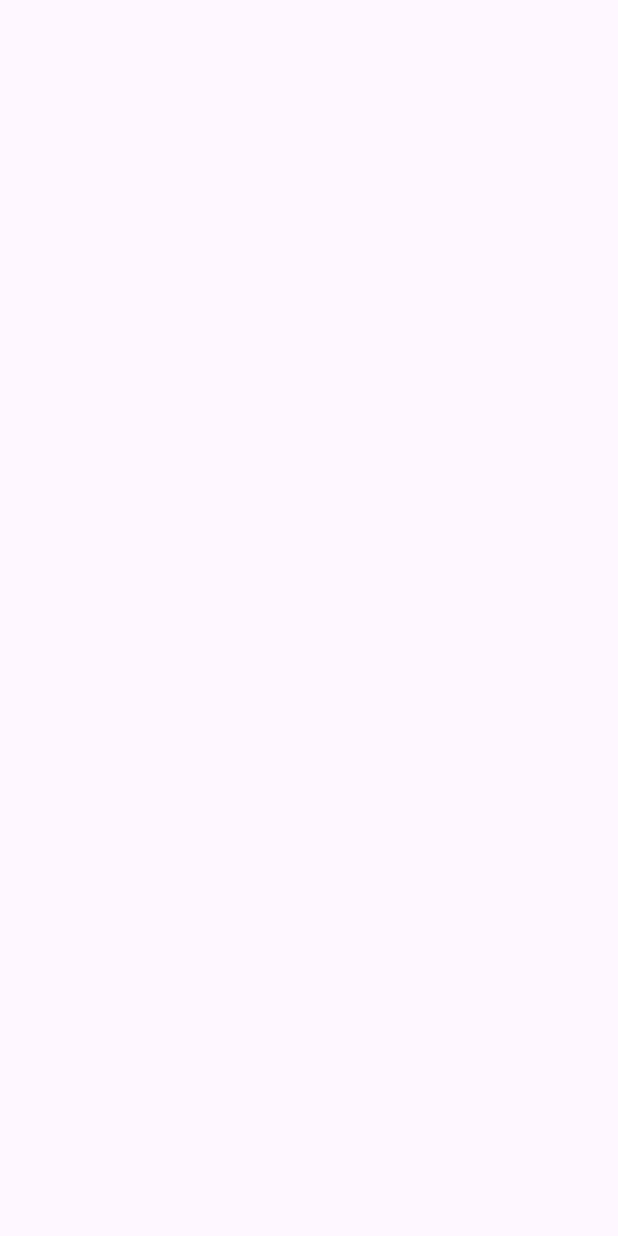
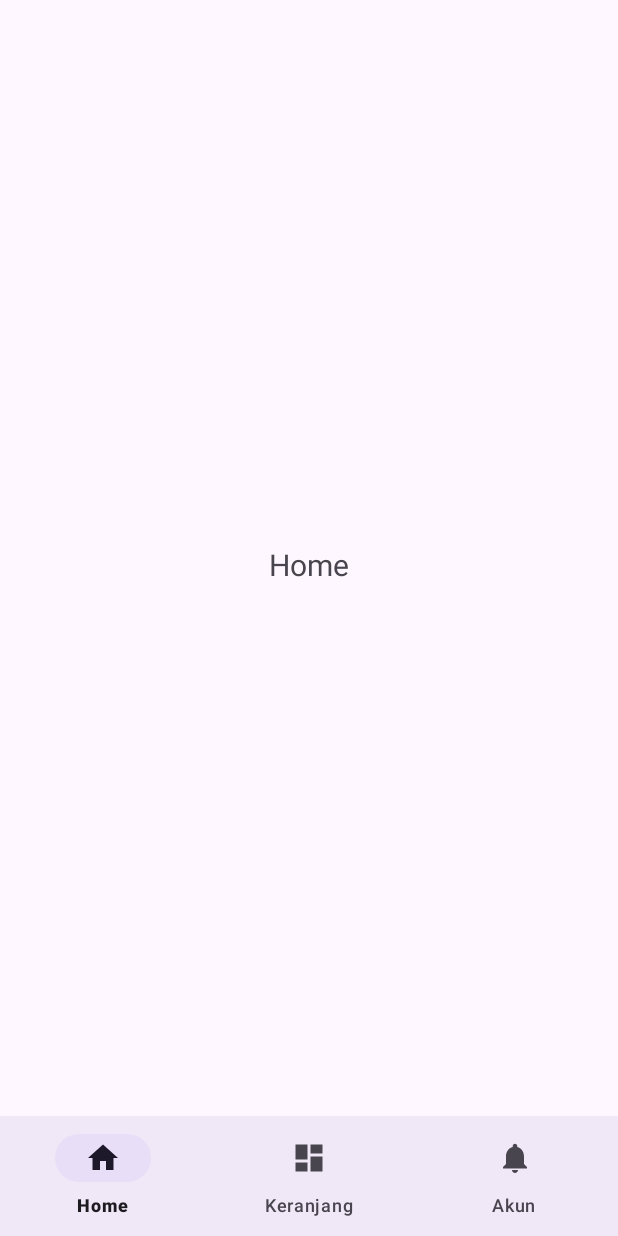
Before and after one commit to alulstack/JaknotAndroid, an Android app: the screen it shows after launch (MainActivity), on a phone screen of 412 x 824 dp. Before the commit the screen is empty. Run offline under Robolectric (Android 15) with nearby library versions, the phone set to English and light mode, and no system bars; 4 statements that could not run were skipped.

Commit message:
add fragment home,akun dan keranjang

```diff
--- a/app/src/main/AndroidManifest.xml
+++ b/app/src/main/AndroidManifest.xml
@@ -13,6 +13,10 @@
         android:theme="@style/Theme.TokoOnline"
         tools:targetApi="31">
         <activity
+            android:name=".activity.Main2Activity"
+            android:exported="false"
+            android:label="@string/title_activity_main2" />
+        <activity
             android:name=".MainActivity"
             android:exported="true">
             <intent-filter>
--- a/app/src/main/java/com/example/tokoonline/MainActivity.kt
+++ b/app/src/main/java/com/example/tokoonline/MainActivity.kt
@@ -2,10 +2,28 @@ package com.example.tokoonline
 
 import androidx.appcompat.app.AppCompatActivity
 import android.os.Bundle
+import androidx.fragment.app.Fragment
+import androidx.fragment.app.FragmentManager
+import com.example.tokoonline.fragment.AkunFragment
+import com.example.tokoonline.fragment.HomeFragment
+import com.example.tokoonline.fragment.KeranjangFragment
 
 class MainActivity : AppCompatActivity() {
+
+    val fragmentHome: Fragment = HomeFragment()
+    val fragmentAkun: Fragment = AkunFragment()
+    val fragmentKeranjang: Fragment = KeranjangFragment()
+    val fm: FragmentManager = supportFragmentManager
+    var active : Fragment = fragmentHome
+
     override fun onCreate(savedInstanceState: Bundle?) {
         super.onCreate(savedInstanceState)
         setContentView(R.layout.activity_main)
+
+        fm.beginTransaction().add(R.id.container, fragmentHome).show(fragmentHome).commit()
+        fm.beginTransaction().add(R.id.container, fragmentAkun).hide(fragmentAkun).commit()
+        fm.beginTransaction().add(R.id.container, fragmentKeranjang).hide(fragmentKeranjang).commit()
+
+
     }
 }
--- /dev/null
+++ b/app/src/main/java/com/example/tokoonline/fragment/HomeFragment.kt
@@ -0,0 +1,60 @@
+package com.example.tokoonline.fragment
+
+import android.os.Bundle
+import androidx.fragment.app.Fragment
+import android.view.LayoutInflater
+import android.view.View
+import android.view.ViewGroup
+import com.example.tokoonline.R
+
+// TODO: Rename parameter arguments, choose names that match
+// the fragment initialization parameters, e.g. ARG_ITEM_NUMBER
+const val ARG_PARAM1 = "param1"
+const val ARG_PARAM2 = "param2"
+
+/**
+ * A simple [Fragment] subclass.
+ * Use the [HomeFragment.newInstance] factory method to
+ * create an instance of this fragment.
+ */
+class HomeFragment : Fragment() {
+    // TODO: Rename and change types of parameters
+    private var param1: String? = null
+    private var param2: String? = null
+
+    override fun onCreate(savedInstanceState: Bundle?) {
+        super.onCreate(savedInstanceState)
+        arguments?.let {
+            param1 = it.getString(ARG_PARAM1)
+            param2 = it.getString(ARG_PARAM2)
+        }
+    }
+
+    override fun onCreateView(
+        inflater: LayoutInflater, container: ViewGroup?,
+        savedInstanceState: Bundle?
+    ): View? {
+        // Inflate the layout for this fragment
+        return inflater.inflate(R.layout.fragment_home, container, false)
+    }
+
+    companion object {
+        /**
+         * Use this factory method to create a new instance of
+         * this fragment using the provided parameters.
+         *
+         * @param param1 Parameter 1.
+         * @param param2 Parameter 2.
+         * @return A new instance of fragment HomeFragment.
+         */
+        // TODO: Rename and change types and number of parameters
+        @JvmStatic
+        fun newInstance(param1: String, param2: String) =
+            HomeFragment().apply {
+                arguments = Bundle().apply {
+                    putString(ARG_PARAM1, param1)
+                    putString(ARG_PARAM2, param2)
+                }
+            }
+    }
+}
--- /dev/null
+++ b/app/src/main/res/drawable/ic_dashboard_black_24dp.xml
@@ -0,0 +1,9 @@
+<vector xmlns:android="http://schemas.android.com/apk/res/android"
+    android:width="24dp"
+    android:height="24dp"
+    android:viewportWidth="24.0"
+    android:viewportHeight="24.0">
+    <path
+        android:fillColor="#FF000000"
+        android:pathData="M3,13h8L11,3L3,3v10zM3,21h8v-6L3,15v6zM13,21h8L21,11h-8v10zM13,3v6h8L21,3h-8z" />
+</vector>
--- /dev/null
+++ b/app/src/main/res/drawable/ic_home_black_24dp.xml
@@ -0,0 +1,9 @@
+<vector xmlns:android="http://schemas.android.com/apk/res/android"
+    android:width="24dp"
+    android:height="24dp"
+    android:viewportWidth="24.0"
+    android:viewportHeight="24.0">
+    <path
+        android:fillColor="#FF000000"
+        android:pathData="M10,20v-6h4v6h5v-8h3L12,3 2,12h3v8z" />
+</vector>
--- /dev/null
+++ b/app/src/main/res/drawable/ic_notifications_black_24dp.xml
@@ -0,0 +1,9 @@
+<vector xmlns:android="http://schemas.android.com/apk/res/android"
+    android:width="24dp"
+    android:height="24dp"
+    android:viewportWidth="24.0"
+    android:viewportHeight="24.0">
+    <path
+        android:fillColor="#FF000000"
+        android:pathData="M12,22c1.1,0 2,-0.9 2,-2h-4c0,1.1 0.89,2 2,2zM18,16v-5c0,-3.07 -1.64,-5.64 -4.5,-6.32L13.5,4c0,-0.83 -0.67,-1.5 -1.5,-1.5s-1.5,0.67 -1.5,1.5v0.68C7.63,5.36 6,7.92 6,11v5l-2,2v1h16v-1l-2,-2z" />
+</vector>
--- a/app/src/main/res/layout/activity_main.xml
+++ b/app/src/main/res/layout/activity_main.xml
@@ -1,17 +1,28 @@
 <?xml version="1.0" encoding="utf-8"?>
-<androidx.constraintlayout.widget.ConstraintLayout xmlns:android="http://schemas.android.com/apk/res/android"
+<RelativeLayout xmlns:android="http://schemas.android.com/apk/res/android"
     xmlns:app="http://schemas.android.com/apk/res-auto"
     xmlns:tools="http://schemas.android.com/tools"
     android:layout_width="match_parent"
     android:layout_height="match_parent"
     tools:context=".MainActivity">
 
-    <TextView
-        android:layout_width="wrap_content"
+    <FrameLayout
+        android:id="@+id/container"
+        android:name="androidx.navigation.fragment.NavHostFragment"
+        android:layout_width="match_parent"
+        android:layout_height="match_parent"
+        android:layout_above="@id/nav_view"/>
+
+    <com.google.android.material.bottomnavigation.BottomNavigationView
+        android:id="@+id/nav_view"
+        android:layout_width="match_parent"
         android:layout_height="wrap_content"
-        app:layout_constraintBottom_toBottomOf="parent"
-        app:layout_constraintEnd_toEndOf="parent"
-        app:layout_constraintStart_toStartOf="parent"
-        app:layout_constraintTop_toTopOf="parent" />
 
-</androidx.constraintlayout.widget.ConstraintLayout>
+        android:background="?android:attr/windowBackground"
+
+        app:menu="@menu/bottom_nav_menu"
+        android:layout_alignParentBottom="true"/>
+
+
+
+</RelativeLayout>
--- /dev/null
+++ b/app/src/main/res/layout/fragment_home.xml
@@ -0,0 +1,23 @@
+<?xml version="1.0" encoding="utf-8"?>
+<androidx.constraintlayout.widget.ConstraintLayout xmlns:android="http://schemas.android.com/apk/res/android"
+    xmlns:app="http://schemas.android.com/apk/res-auto"
+    xmlns:tools="http://schemas.android.com/tools"
+    android:layout_width="match_parent"
+    android:layout_height="match_parent"
+    tools:context=".activity.ui.home.HomeFragment">
+
+    <TextView
+        android:id="@+id/text_home"
+        android:layout_width="match_parent"
+        android:layout_height="wrap_content"
+        android:layout_marginStart="8dp"
+        android:layout_marginTop="8dp"
+        android:layout_marginEnd="8dp"
+        android:textAlignment="center"
+        android:textSize="20sp"
+        android:text="Home"
+        app:layout_constraintBottom_toBottomOf="parent"
+        app:layout_constraintEnd_toEndOf="parent"
+        app:layout_constraintStart_toStartOf="parent"
+        app:layout_constraintTop_toTopOf="parent" />
+</androidx.constraintlayout.widget.ConstraintLayout>
--- /dev/null
+++ b/app/src/main/res/menu/bottom_nav_menu.xml
@@ -0,0 +1,19 @@
+<?xml version="1.0" encoding="utf-8"?>
+<menu xmlns:android="http://schemas.android.com/apk/res/android">
+
+    <item
+        android:id="@+id/navigation_home"
+        android:icon="@drawable/ic_home_black_24dp"
+        android:title="@string/title_home" />
+
+    <item
+        android:id="@+id/navigation_dashboard"
+        android:icon="@drawable/ic_dashboard_black_24dp"
+        android:title="@string/title_dashboard" />
+
+    <item
+        android:id="@+id/navigation_notifications"
+        android:icon="@drawable/ic_notifications_black_24dp"
+        android:title="@string/title_notifications" />
+
+</menu>
--- /dev/null
+++ b/app/src/main/res/values/dimens.xml
@@ -0,0 +1,5 @@
+<resources>
+    <!-- Default screen margins, per the Android Design guidelines. -->
+    <dimen name="activity_horizontal_margin">16dp</dimen>
+    <dimen name="activity_vertical_margin">16dp</dimen>
+</resources>
--- a/app/src/main/res/values/strings.xml
+++ b/app/src/main/res/values/strings.xml
@@ -1,3 +1,9 @@
 <resources>
     <string name="app_name">TokoOnline</string>
+    <string name="title_activity_main2">Main2Activity</string>
+    <string name="title_home">Home</string>
+    <string name="title_dashboard">Keranjang</string>
+    <string name="title_notifications">Akun</string>
+    <!-- TODO: Remove or change this placeholder text -->
+    <string name="hello_blank_fragment">Hello blank fragment</string>
 </resources>
```
Also changed, not shown: app/build.gradle.kts (+10 -1 lines), app/src/main/res/layout/activity_main2.xml (added, +33 -0 lines), app/src/main/res/layout/fragment_akun.xml (added, +22 -0 lines), app/src/main/res/layout/fragment_keranjang.xml (added, +22 -0 lines), app/src/main/res/navigation/mobile_navigation.xml (added, +25 -0 lines).
